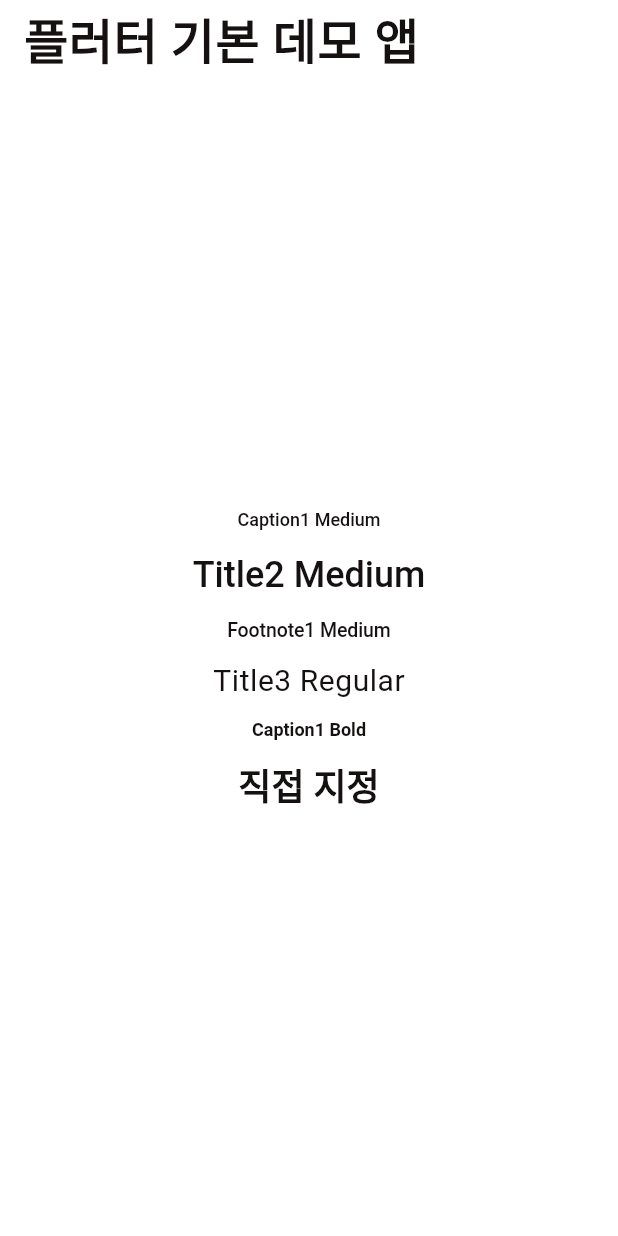
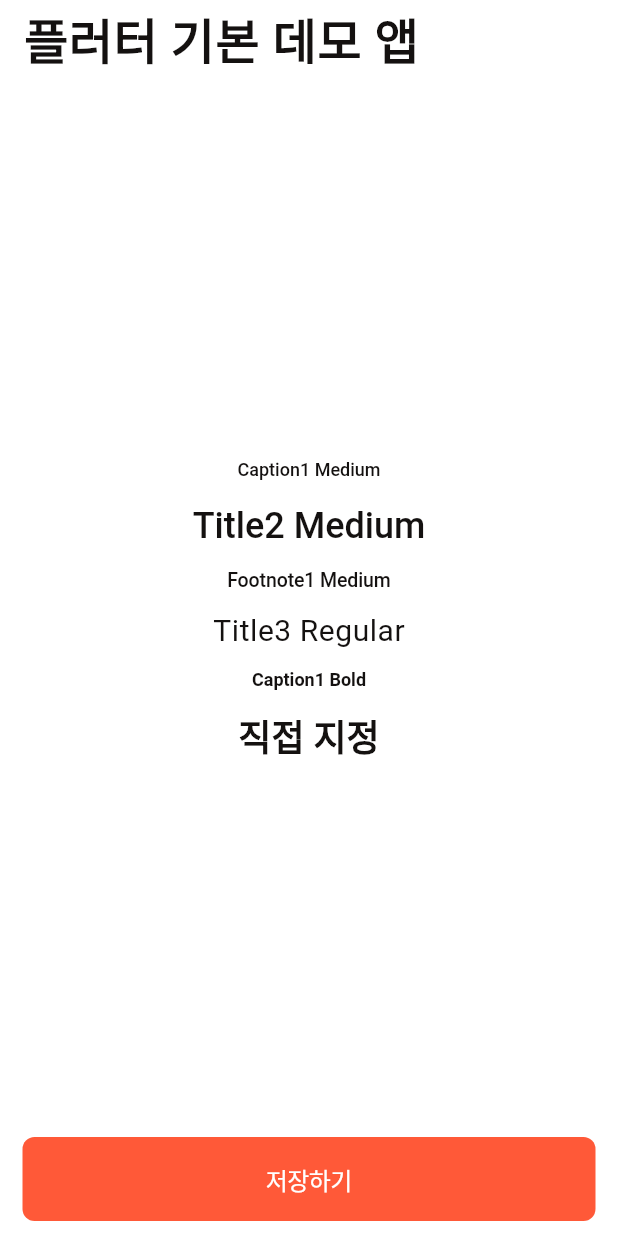
Before and after one commit to skku-sw-25f-capstone6/HealthyScanner, a Flutter app: the screen it shows after launch, on a phone screen of 412 x 824 dp. Run offline on Flutter 3.47's test engine with Material 3 defaults, Android fonts, the light colour scheme and no system bars; Roboto replaces fonts that are missing (NotoSansKR).

Commit message:
feat: 하단 버튼 컴포넌트 구현

```diff
--- /dev/null
+++ b/healthy_scanner/lib/component/bottombutton.dart
@@ -0,0 +1,41 @@
+import 'package:flutter/material.dart';
+import 'package:healthy_scanner/theme/theme_extensions.dart';
+import 'package:healthy_scanner/theme/app_colors.dart';
+
+class BottomButton extends StatelessWidget {
+  final String text;
+  final VoidCallback onPressed;
+  final bool isEnabled;
+
+  const BottomButton({
+    super.key,
+    required this.text,
+    required this.onPressed,
+    this.isEnabled = true,
+  });
+
+  @override
+  Widget build(BuildContext context) {
+    return SizedBox(
+      width: double.infinity,
+      height: 56,
+      child: ElevatedButton(
+        onPressed: isEnabled ? onPressed : null,
+        style: ElevatedButton.styleFrom(
+          backgroundColor: isEnabled ? AppColors.mainRed : AppColors.cloudGray,
+          foregroundColor: Colors.white,
+          shape: RoundedRectangleBorder(
+            borderRadius: BorderRadius.circular(8),
+          ),
+          elevation: 0,
+        ),
+        child: Text(
+          text,
+          style: context.bodyMedium.copyWith(
+            color: Colors.white,
+          ),
+        ),
+      ),
+    );
+  }
+}
--- a/healthy_scanner/lib/main.dart
+++ b/healthy_scanner/lib/main.dart
@@ -1,6 +1,7 @@
 import 'package:flutter/material.dart';
 import 'package:healthy_scanner/theme/app_theme.dart';
 import 'package:healthy_scanner/theme/theme_extensions.dart';
+import 'package:healthy_scanner/component/bottombutton.dart';
 
 void main() {
   runApp(const MyApp());
@@ -40,30 +41,15 @@ class _MyHomePageState extends State<MyHomePage> {
         child: Column(
           mainAxisAlignment: MainAxisAlignment.center,
           children: <Widget>[
-            Text(
-              'Caption1 Medium',
-              style: context.caption1Medium,
-            ),
+            Text('Caption1 Medium', style: context.caption1Medium),
             const SizedBox(height: 12),
-            Text(
-              'Title2 Medium',
-              style: context.title2Medium,
-            ),
+            Text('Title2 Medium', style: context.title2Medium),
             const SizedBox(height: 12),
-            Text(
-              'Footnote1 Medium',
-              style: context.footnote1Medium,
-            ),
+            Text('Footnote1 Medium', style: context.footnote1Medium),
             const SizedBox(height: 12),
-            Text(
-              'Title3 Regular',
-              style: context.title3Regular,
-            ),
+            Text('Title3 Regular', style: context.title3Regular),
             const SizedBox(height: 12),
-            Text(
-              'Caption1 Bold',
-              style: context.caption1Bold,
-            ),
+            Text('Caption1 Bold', style: context.caption1Bold),
             const SizedBox(height: 12),
             const Text(
               '직접 지정',
@@ -72,8 +58,17 @@ class _MyHomePageState extends State<MyHomePage> {
                 fontWeight: FontWeight.w700,
                 fontSize: 24,
               ),
-            )
+            ),
           ],
+        ),
+      ),
+      bottomNavigationBar: SafeArea(
+        minimum: const EdgeInsets.fromLTRB(15, 0, 15, 10),
+        child: BottomButton(
+          text: '저장하기',
+          onPressed: () {
+            // 버튼 눌렸을 때 로직
+          },
         ),
       ),
     );
```
